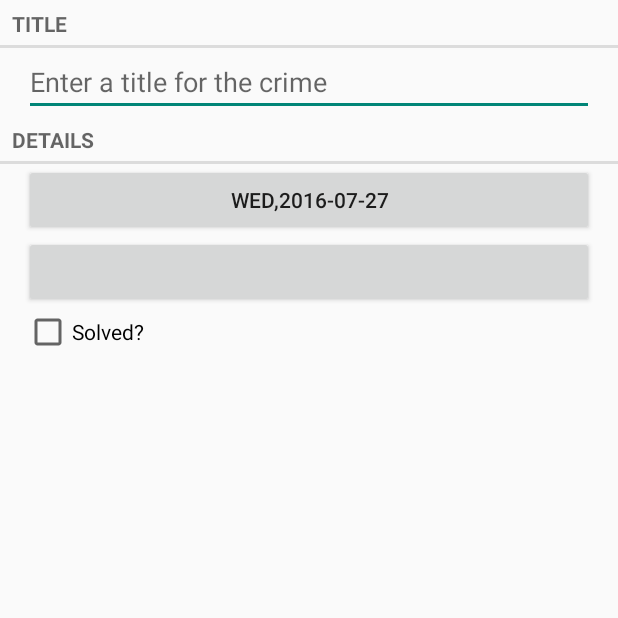
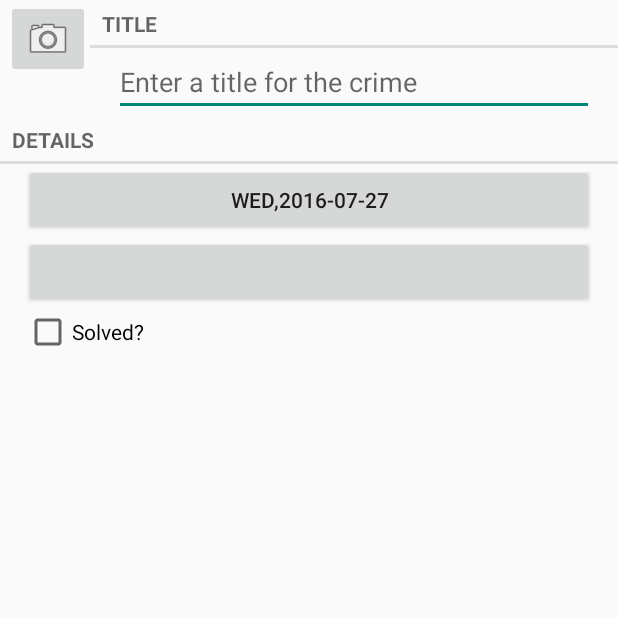
Before and after one commit to Gyps0phila/AndroidPro, an Android app: the screen it shows after launch (CrimePagerActivity), after a tap on "NEW CRIME", on a phone screen of 412 x 824 dp, the top half of it. Run offline under Robolectric (Android 15) with nearby library versions, the phone set to English and light mode, and no system bars.

Commit message:
add crime camera preview

```diff
--- a/app/src/main/AndroidManifest.xml
+++ b/app/src/main/AndroidManifest.xml
@@ -1,6 +1,9 @@
 <?xml version="1.0" encoding="utf-8"?>
 <manifest xmlns:android="http://schemas.android.com/apk/res/android"
     package="com.gypsophila.androidpro">
+
+    <uses-permission android:name="android.permission.CAMERA" />
+    <uses-feature android:name="android.hardware.Camera" />
 
     <application
         android:allowBackup="true"
@@ -22,6 +25,9 @@
 
         </activity>
         <activity android:name=".CrimePagerActivity" />
+        <activity android:name=".CrimeCameraActivity"
+            android:screenOrientation="landscape"
+            android:label="@string/app_name"></activity>
     </application>
 
 
--- a/app/src/main/java/com/gypsophila/androidpro/CrimeFragment.java
+++ b/app/src/main/java/com/gypsophila/androidpro/CrimeFragment.java
@@ -2,6 +2,8 @@ package com.gypsophila.androidpro;
 
 import android.app.Activity;
 import android.content.Intent;
+import android.content.pm.PackageManager;
+import android.hardware.Camera;
 import android.os.Build;
 import android.os.Bundle;
 import android.support.annotation.Nullable;
@@ -22,6 +24,7 @@ import android.widget.Button;
 import android.widget.CheckBox;
 import android.widget.CompoundButton;
 import android.widget.EditText;
+import android.widget.ImageButton;
 import android.widget.ListView;
 
 import java.text.SimpleDateFormat;
@@ -40,6 +43,7 @@ public class CrimeFragment extends Fragment {
     private static final String DIALOG_TIME = "time";
     private static final int REQUEST_CODE = 0;
     private Button mTimeButton;
+    private ImageButton mPhotoButton;
 
     public static CrimeFragment newInstance(UUID crimeId) {
         Bundle args = new Bundle();
@@ -109,6 +113,20 @@ public class CrimeFragment extends Fragment {
                 mCrime.setmSolved(isChecked);
             }
         });
+        mPhotoButton = (ImageButton) view.findViewById(R.id.crime_imageButton);
+        mPhotoButton.setOnClickListener(new View.OnClickListener() {
+            @Override
+            public void onClick(View v) {
+                Intent intent = new Intent(getActivity(), CrimeCameraActivity.class);
+                startActivity(intent);
+            }
+        });
+        PackageManager pm = getActivity().getPackageManager();
+        boolean hasCamera = pm.hasSystemFeature(PackageManager.FEATURE_CAMERA) || pm.hasSystemFeature(PackageManager.FEATURE_CAMERA_FRONT)
+                || Camera.getNumberOfCameras() > 0;
+        if (!hasCamera) {
+            mPhotoButton.setEnabled(false);
+        }
         return view;
     }
 
--- a/app/src/main/res/layout/fragment_crime.xml
+++ b/app/src/main/res/layout/fragment_crime.xml
@@ -4,6 +4,27 @@
     android:layout_height="match_parent"
     android:orientation="vertical">
 
+    <LinearLayout
+        android:orientation="horizontal"
+        android:layout_width="match_parent"
+        android:layout_height="wrap_content">
+        <LinearLayout
+            android:orientation="vertical"
+            android:layout_marginLeft="4dp"
+            android:layout_width="wrap_content"
+            android:layout_height="wrap_content"
+            android:gravity="center">
+            <ImageButton
+                android:id="@+id/crime_imageButton"
+                android:layout_width="wrap_content"
+                android:layout_height="wrap_content"
+                android:src="@android:drawable/ic_menu_camera"/>
+        </LinearLayout>
+        <LinearLayout
+            android:layout_weight="1"
+            android:orientation="vertical"
+            android:layout_width="wrap_content"
+            android:layout_height="wrap_content">
             <TextView
                 style="?android:listSeparatorTextViewStyle"
                 android:layout_width="match_parent"
@@ -17,6 +38,10 @@
                 android:layout_marginLeft="16dp"
                 android:layout_marginRight="16dp"
                 android:hint="@string/crime_title_hint" />
+        </LinearLayout>
+    </LinearLayout>
+
+
 
     <TextView
         style="?android:listSeparatorTextViewStyle"
--- a/app/src/main/res/values/strings.xml
+++ b/app/src/main/res/values/strings.xml
@@ -14,4 +14,5 @@
     <string name="subtitle">If you see something,say something</string>
     <string name="delete_crime">Delete</string>
     <string name="empty_crime_tip">No crime,please click \'New Crime\'</string>
+    <string name="take">Take!</string>
 </resources>
```
Also changed, not shown: app/src/main/java/com/gypsophila/androidpro/CrimeCameraActivity.java (added, +14 -0 lines), app/src/main/java/com/gypsophila/androidpro/CrimeCameraFragment.java (added, +116 -0 lines), app/src/main/res/layout/fragment_crime_camera.xml (added, +24 -0 lines). Lines whose indentation alone changed are shown as unchanged.
